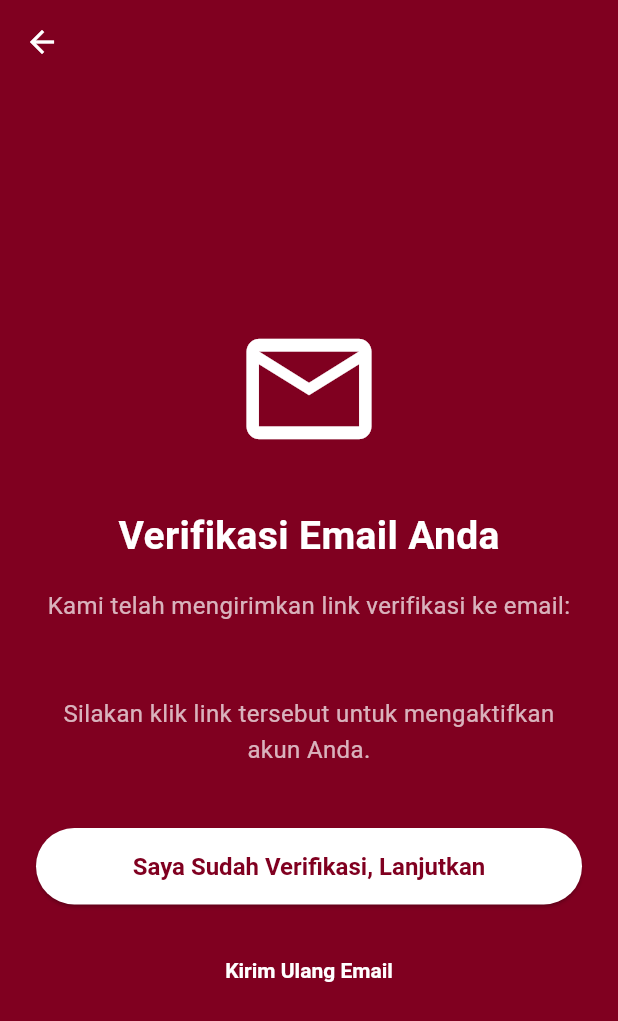
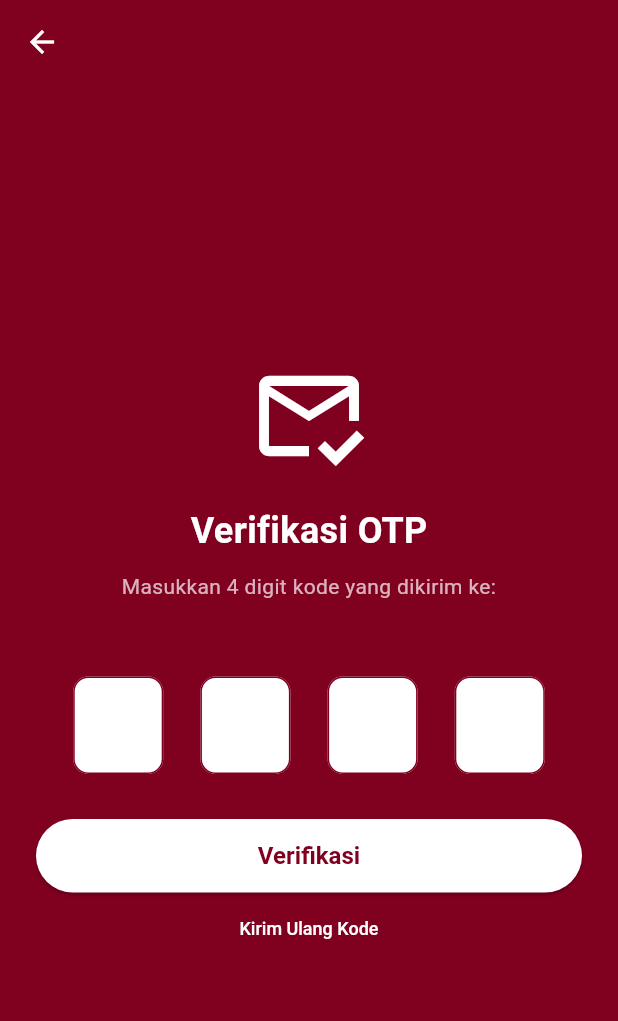
Before and after one commit to DamaiSilalahi/USUlicius, a Flutter app: the VerificationScreen screen opened directly with empty values, on a phone screen of 412 x 824 dp. Shown: the top 1021 px of the screen. Run offline on Flutter 3.47's test engine with Material 3 defaults, Android fonts, the phone set to English and light mode, and no system bars; our stand-ins replace cloud_firestore, cloud_functions, firebase_auth, firebase_core, image_picker; accounts and stored records are empty; Roboto replaces fonts that are missing (Roboto Flex).

Commit message:
feat(auth): implement 4-digit OTP via Cloud Functions

```diff
--- a/lib/screens/verification_screen.dart
+++ b/lib/screens/verification_screen.dart
@@ -1,7 +1,9 @@
 import 'package:flutter/material.dart';
-import 'package:firebase_auth/firebase_auth.dart';
+import 'package:flutter/services.dart';
 import 'package:usulicius_kelompok_lucky/screens/login_screen.dart';
 import 'package:usulicius_kelompok_lucky/widgets/status_dialog.dart';
+import 'package:usulicius_kelompok_lucky/screens/home_screen.dart';
+import 'package:cloud_functions/cloud_functions.dart';
 
 const Color kPrimaryMaroon = Color(0xFF800020);
 const Color kDialogError = Color(0xFFD32F2F);
@@ -20,71 +22,100 @@ class VerificationScreen extends StatefulWidget {
 }
 
 class _VerificationScreenState extends State<VerificationScreen> {
+  // [PERUBAHAN] Ubah list menjadi 4 digit
+  final List<TextEditingController> _controllers = List.generate(4, (_) => TextEditingController());
+  final List<FocusNode> _focusNodes = List.generate(4, (_) => FocusNode());
   bool _isLoading = false;
-  Future<void> _handleCheckVerification() async {
-    if (_isLoading) return;
-    setState(() { _isLoading = true; });
 
-    User? user = FirebaseAuth.instance.currentUser;
-    if (user == null) {
-      Navigator.of(context).pushAndRemoveUntil(
-        MaterialPageRoute(builder: (_) => const LoginScreen()),
-            (route) => false,
-      );
+  @override
+  void initState() {
+    super.initState();
+    for (int i = 0; i < 4; i++) {
+      _controllers[i].addListener(() {
+        // [PERUBAHAN] Pindah fokus otomatis jika index < 3 (karena max index adalah 3)
+        if (_controllers[i].text.length == 1 && i < 3) {
+          _focusNodes[i + 1].requestFocus();
+        }
+      });
+    }
+  }
+
+  @override
+  void dispose() {
+    for (var c in _controllers) c.dispose();
+    for (var n in _focusNodes) n.dispose();
+    super.dispose();
+  }
+
+  void _handleVerify() async {
+    String code = _controllers.map((c) => c.text).join();
+
+    // [PERUBAHAN] Validasi panjang kode harus 4
+    if (code.length < 4) {
+      ScaffoldMessenger.of(context).showSnackBar(const SnackBar(content: Text("Masukkan 4 digit kode.")));
       return;
     }
 
-    await user.reload();
-    user = FirebaseAuth.instance.currentUser;
+    setState(() { _isLoading = true; });
+    FocusScope.of(context).unfocus();
 
-    if (user!.emailVerified) {
+    try {
+      final HttpsCallable callable = FirebaseFunctions.instance.httpsCallable('verifyOtp');
+      final result = await callable.call(<String, dynamic>{
+        'email': widget.email,
+        'code': code,
+      });
+
+      final data = result.data as Map<String, dynamic>;
+      final bool success = data['success'] ?? false;
+      final String message = data['message'] ?? 'Verifikasi gagal.';
+
+      if (success) {
         if (mounted) {
           showStatusDialog(
             context: context,
-          title: 'Verifikasi Berhasil',
-          message: 'Akun Anda telah terverifikasi. Silakan login.',
+            title: 'Berhasil!',
+            message: message,
             icon: Icons.check_circle,
             iconColor: kDialogSuccess,
           ).then((_) {
-          if (mounted) {
             Navigator.of(context).pushAndRemoveUntil(
-              MaterialPageRoute(builder: (_) => const LoginScreen()),
+              MaterialPageRoute(builder: (_) => HomeScreen()),
                   (route) => false,
             );
-          }
           });
         }
       } else {
         if (mounted) {
           showStatusDialog(
-          context: context,
-          title: 'Verifikasi Gagal',
-          message: 'Email Anda belum terverifikasi. Silakan cek inbox Anda dan klik link yang kami kirim.',
-          icon: Icons.error,
-          iconColor: kDialogError,
+              context: context, title: 'Gagal', message: message, icon: Icons.error, iconColor: kDialogError
           );
+          for (var c in _controllers) c.clear();
+          _focusNodes[0].requestFocus();
         }
       }
 
+    } catch (e) {
+      print("Error verifying: $e");
       if (mounted) {
-      setState(() { _isLoading = false; });
+        showStatusDialog(
+            context: context, title: 'Error', message: 'Terjadi kesalahan sistem.', icon: Icons.error, iconColor: kDialogError
+        );
+      }
+    } finally {
+      if (mounted) setState(() { _isLoading = false; });
     }
   }
 
-  Future<void> _resendCode() async {
-    User? user = FirebaseAuth.instance.currentUser;
-
-    if (user != null && !user.emailVerified) {
-      await user.sendEmailVerification();
-
-      if (mounted) {
-        ScaffoldMessenger.of(context).showSnackBar(
-          const SnackBar(
-            content: Text('Email verifikasi baru telah dikirim.'),
-            backgroundColor: kDialogSuccess,
-          ),
-        );
-      }
+  void _resendCode() async {
+    setState(() { _isLoading = true; });
+    try {
+      await FirebaseFunctions.instance.httpsCallable('sendOtpEmail').call({'email': widget.email});
+      ScaffoldMessenger.of(context).showSnackBar(SnackBar(content: Text('Kode baru dikirim ke ${widget.email}')));
+    } catch (e) {
+      ScaffoldMessenger.of(context).showSnackBar(const SnackBar(content: Text('Gagal mengirim ulang kode.')));
+    } finally {
+      setState(() { _isLoading = false; });
     }
   }
 
@@ -92,75 +123,54 @@ class _VerificationScreenState extends State<VerificationScreen> {
   Widget build(BuildContext context) {
     return Scaffold(
       backgroundColor: kPrimaryMaroon,
-      appBar: AppBar(
-        backgroundColor: kPrimaryMaroon,
-        elevation: 0,
-        leading: IconButton(
-          icon: const Icon(Icons.arrow_back, color: Color.fromARGB(255, 255, 255, 255)),
-          onPressed: () => Navigator.of(context).pop(),
-        ),
-      ),
+      appBar: AppBar(backgroundColor: kPrimaryMaroon, elevation: 0, leading: const BackButton(color: Colors.white)),
       body: Center(
         child: SingleChildScrollView(
-          padding: const EdgeInsets.all(24.0),
+          padding: const EdgeInsets.all(24),
           child: Column(
-            mainAxisAlignment: MainAxisAlignment.center,
-            crossAxisAlignment: CrossAxisAlignment.center,
             children: [
-              const Icon(Icons.email_outlined, color: Color.fromARGB(255, 255, 255, 255), size: 100),
+              const Icon(Icons.mark_email_read_outlined, color: Colors.white, size: 80),
+              const SizedBox(height: 20),
+              const Text('Verifikasi OTP', style: TextStyle(color: Colors.white, fontSize: 24, fontWeight: FontWeight.bold)),
+              const SizedBox(height: 10),
+              Text('Masukkan 4 digit kode yang dikirim ke:\n${widget.email}', textAlign: TextAlign.center, style: const TextStyle(color: Colors.white70)),
               const SizedBox(height: 30),
 
-              const Text(
-                'Verifikasi Email Anda',
-                style: TextStyle(
-                  fontSize: 26,
-                  fontWeight: FontWeight.bold,
-                  color: Color.fromARGB(255, 255, 255, 255),
-                  fontFamily: 'Roboto Flex',
+              // [PERUBAHAN] INPUT 4 DIGIT (Lebar kotak diperbesar jadi 60 agar pas)
+              Row(
+                mainAxisAlignment: MainAxisAlignment.spaceEvenly,
+                children: List.generate(4, (index) => SizedBox(
+                  width: 60, height: 65,
+                  child: TextField(
+                    controller: _controllers[index],
+                    focusNode: _focusNodes[index],
+                    textAlign: TextAlign.center,
+                    keyboardType: TextInputType.number,
+                    maxLength: 1,
+                    style: const TextStyle(fontSize: 24, fontWeight: FontWeight.bold),
+                    decoration: InputDecoration(
+                      counterText: "",
+                      filled: true,
+                      fillColor: Colors.white,
+                      border: OutlineInputBorder(borderRadius: BorderRadius.circular(12)),
                     ),
+                    onChanged: (val) {
+                      if (val.isEmpty && index > 0) _focusNodes[index - 1].requestFocus();
+                    },
                   ),
-              const SizedBox(height: 16),
+                )),
+              ),
 
-              Text(
-                'Kami telah mengirimkan link verifikasi ke email:\n${widget.email}\n\nSilakan klik link tersebut untuk mengaktifkan akun Anda.',
-                textAlign: TextAlign.center,
-                style: const TextStyle(
-                  color: Color.fromARGB(179, 255, 255, 255),
-                  fontSize: 16,
-                  height: 1.5,
-                  fontFamily: 'Roboto Flex',
-                ),
-              ),
-              const SizedBox(height: 40),
-
+              const SizedBox(height: 30),
               SizedBox(
                 width: double.infinity,
                 child: ElevatedButton(
-                  onPressed: _isLoading ? null : _handleCheckVerification,
-                  style: ElevatedButton.styleFrom(
-                    backgroundColor: Colors.white,
-                    foregroundColor: kPrimaryMaroon,
-                    padding: const EdgeInsets.symmetric(vertical: 16),
-                  ),
-                  child: _isLoading
-                      ? const CircularProgressIndicator(color: kPrimaryMaroon, strokeWidth: 3)
-                      : const Text('Saya Sudah Verifikasi, Lanjutkan'),
+                  onPressed: _isLoading ? null : _handleVerify,
+                  style: ElevatedButton.styleFrom(padding: const EdgeInsets.symmetric(vertical: 15), backgroundColor: Colors.white, foregroundColor: kPrimaryMaroon),
+                  child: _isLoading ? const CircularProgressIndicator() : const Text('Verifikasi'),
                 ),
               ),
-              const SizedBox(height: 20),
-
-              TextButton(
-                onPressed: _resendCode,
-                child: const Text(
-                  'Kirim Ulang Email',
-                  style: TextStyle(
-                    color: Colors.white,
-                    fontFamily: 'Roboto Flex',
-                    fontWeight: FontWeight.w600,
-                    fontSize: 14,
-                  ),
-                ),
-              ),
+              TextButton(onPressed: _isLoading ? null : _resendCode, child: const Text("Kirim Ulang Kode", style: TextStyle(color: Colors.white)))
             ],
           ),
         ),
--- a/pubspec.yaml
+++ b/pubspec.yaml
@@ -22,6 +22,7 @@ dependencies:
   shared_preferences: ^2.5.3
   pinput: ^5.0.2
   image_picker: ^1.2.1
+  cloud_functions: ^6.0.4
 
 dev_dependencies:
   flutter_test:
```
Also changed, not shown: lib/screens/login_screen.dart (+76 -179 lines), lib/widgets/register_form.dart (+60 -22 lines), pubspec.lock, 2 other files. Lines whose indentation alone changed are shown as unchanged.
